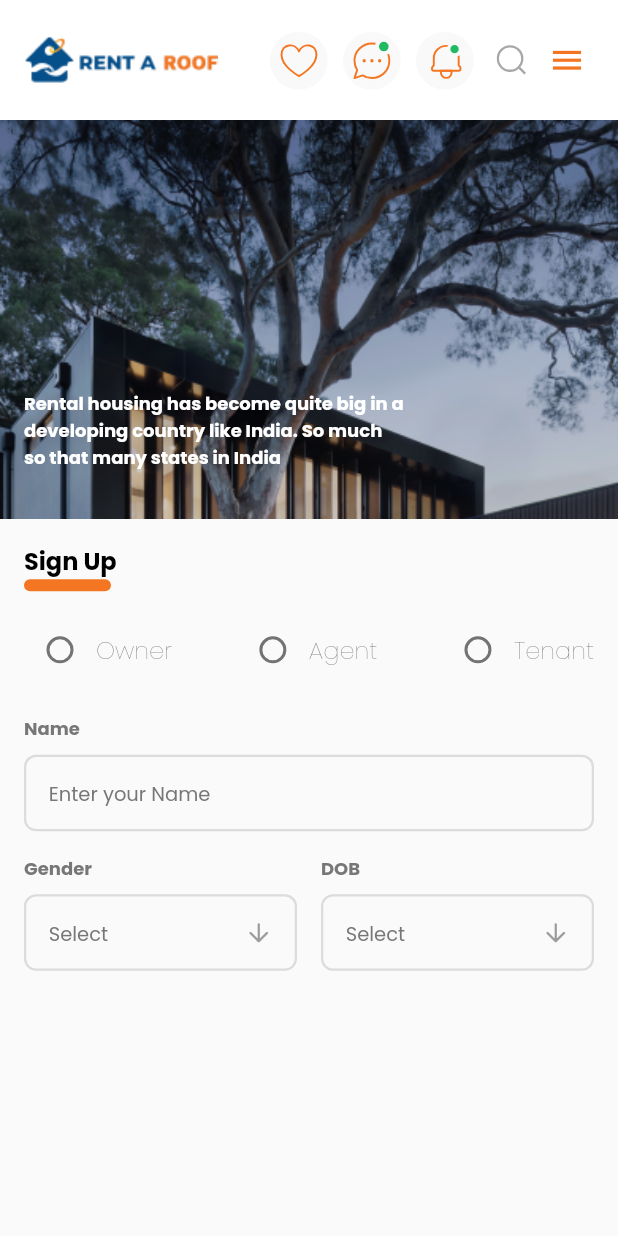
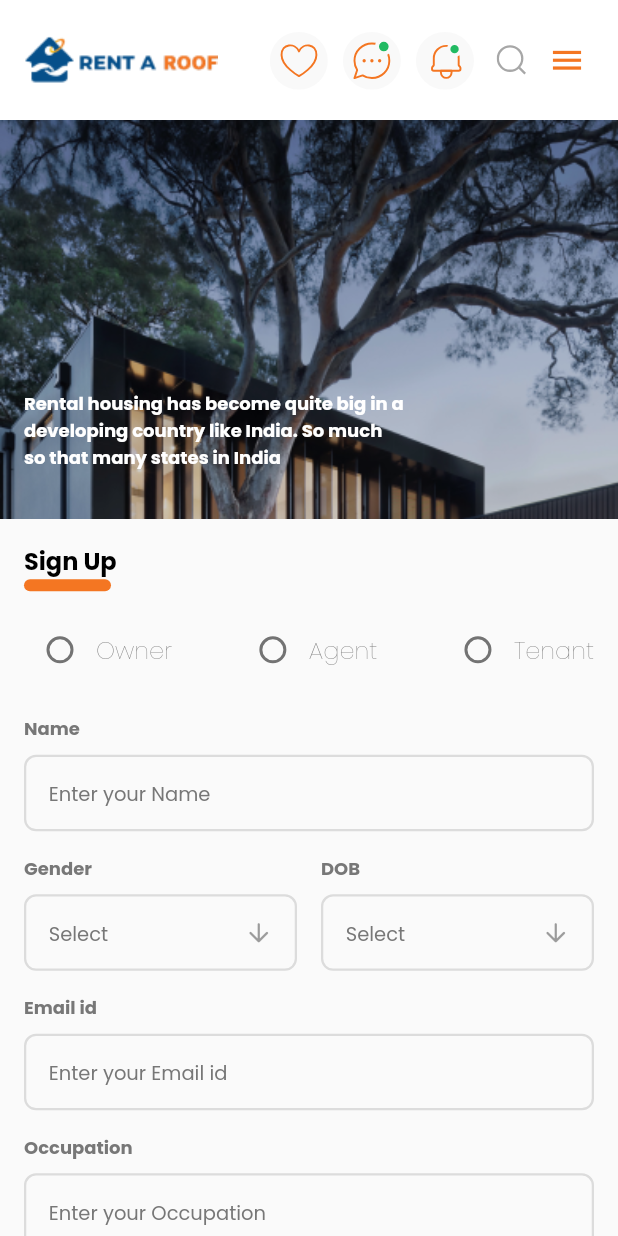
Before and after one commit to Bohemiaking/medecy, a Flutter app: the screen it shows after launch, on a phone screen of 412 x 824 dp. Run offline on Flutter 3.47's test engine with Material 2 defaults, Android fonts, the phone set to English and light mode, and no system bars; our stand-ins replace flutter_svg, google_fonts.

Commit message:
created - signup-createprofile-page

```diff
--- a/lib/views/authentication/signup_createprofile_page.dart
+++ b/lib/views/authentication/signup_createprofile_page.dart
@@ -2,6 +2,7 @@ import 'package:flutter/material.dart';
 import 'package:rentaroof_agent/constants/app_dimensions.dart';
 import 'package:rentaroof_agent/constants/app_theme.dart';
 import 'package:rentaroof_agent/views/base/app_bar.dart';
+import 'package:rentaroof_agent/views/base/buttons/app_button.dart';
 import 'package:rentaroof_agent/views/base/textfields/app_textfield.dart';
 import 'package:rentaroof_agent/views/base/imagetextstack.dart';
 import 'package:rentaroof_agent/views/base/textfields/select_textfield.dart';
@@ -94,6 +95,53 @@ class _SignupCreateprofilePageState extends State<SignupCreateprofilePage> {
                               ),
                             )
                           ],
+                        ),
+                        const SizedBox(
+                          height: 16,
+                        ),
+                        AppTextField(
+                          isPassword: false,
+                          txtData: "Email id",
+                          hintData: "Enter your Email id",
+                        ),
+                        const SizedBox(
+                          height: 16,
+                        ),
+                        AppTextField(
+                          isPassword: false,
+                          txtData: "Occupation",
+                          hintData: "Enter your Occupation",
+                        ),
+                        const SizedBox(
+                          height: 24,
+                        ),
+                        AppButton(
+                            height: 41.0,
+                            width: width(context) / 1,
+                            isColorFilled: true,
+                            txtdata: "Continue"),
+                        const SizedBox(
+                          height: 16,
+                        ),
+                        Row(
+                          mainAxisAlignment: MainAxisAlignment.center,
+                          children: [
+                            Text(
+                              "Already have an account ? ",
+                              style: textMedium()
+                                  .copyWith(fontWeight: FontWeight.bold),
+                            ),
+                            TextButton(
+                                onPressed: (() {}),
+                                child: Text(
+                                  "Log in",
+                                  style: textApp()
+                                      .copyWith(color: const Color(0xffF47622)),
+                                ))
+                          ],
+                        ),
+                        const SizedBox(
+                          height: 28,
                         )
                       ],
                     ),
```
